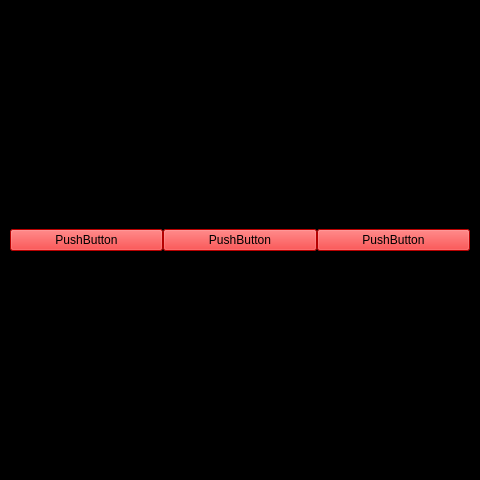
Qt form UI/demo.ui (tranvikhan/KLGlass) before a commit.
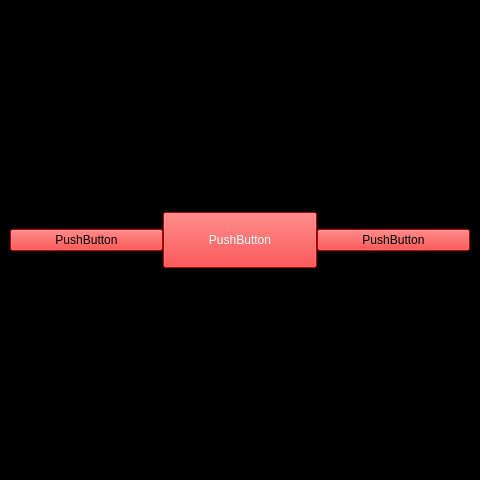
The same form after that commit.

```diff
--- a/UI/demo.ui
+++ b/UI/demo.ui
@@ -48,7 +48,10 @@
       <item>
        <widget class="QPushButton" name="pushButton_2">
         <property name="styleSheet">
-         <string notr="true">background-color: rgb(255, 0, 0);</string>
+         <string notr="true">background-color: rgb(255, 0, 0);
+padding:20;
+font: 20pt &quot;MS Shell Dlg 2&quot;;
+color: rgb(255, 255, 255);</string>
         </property>
         <property name="text">
          <string>PushButton</string>
```
